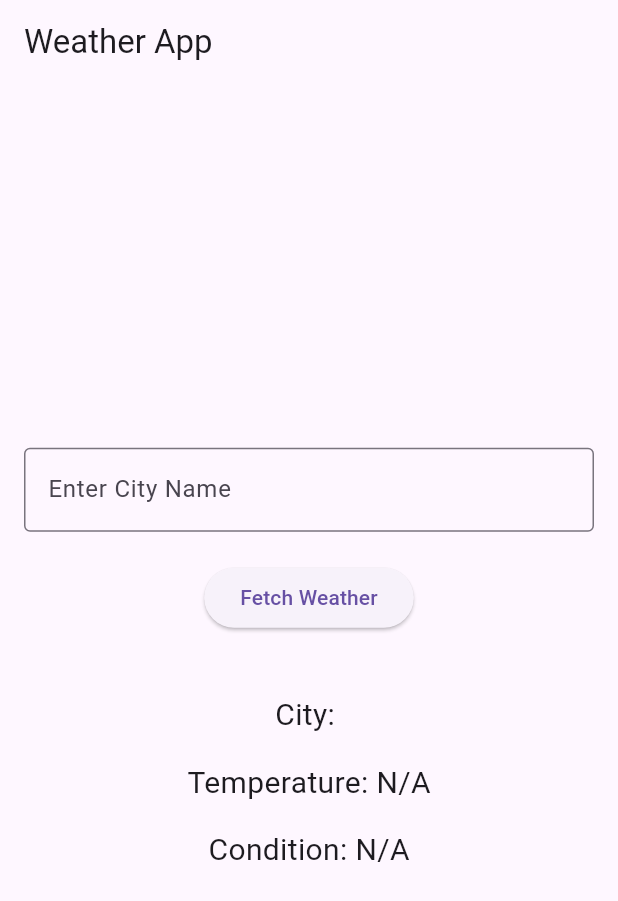
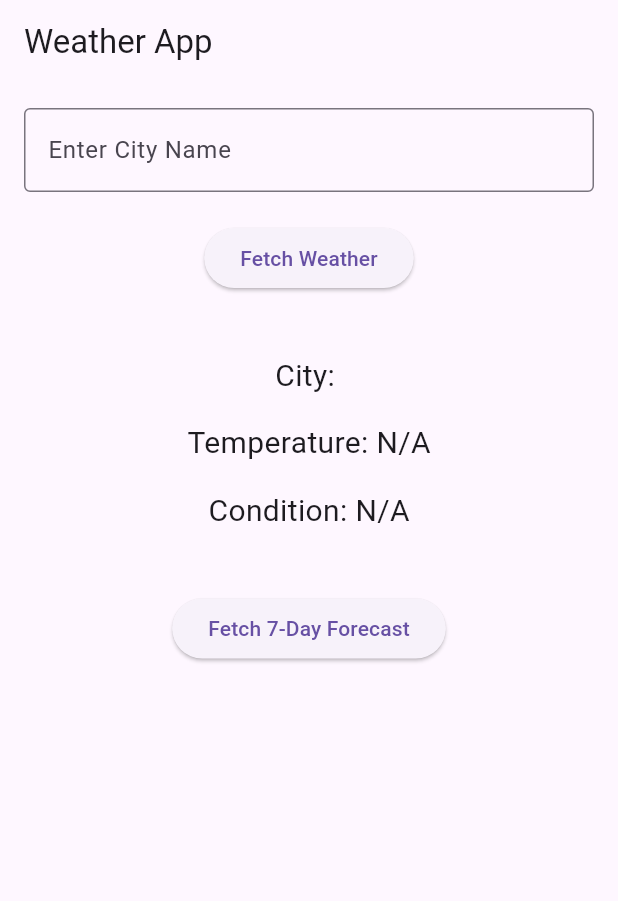
Before and after one commit to HamzaM959/weather_info_app, a Flutter app: the screen it shows after launch, on a phone screen of 412 x 824 dp. Shown: the top 901 px of the screen. Run offline on Flutter 3.47's test engine with Material 3 defaults, Android fonts, the phone set to English and light mode, and no system bars.

Commit message:
Implemented 7-day weather forecast feature

```diff
--- a/lib/main.dart
+++ b/lib/main.dart
@@ -17,19 +17,39 @@ class _WeatherAppState extends State<WeatherApp> {
   String cityName = '';
   String temperature = 'N/A';
   String weatherCondition = 'N/A';
+  List<Map<String, String>> sevenDayForecast = [];
 
   void _fetchWeather() {
     setState(() {
       cityName = _cityController.text;
 
       Random random = Random();
-      int temp = -30 + random.nextInt(116);
+      int temp = 15 + random.nextInt(16);
 
       List<String> conditions = ['Sunny', 'Cloudy', 'Rainy'];
       String condition = conditions[random.nextInt(3)];
 
       temperature = '$temp°F';
       weatherCondition = condition;
+    });
+  }
+
+  void _fetchSevenDayForecast() {
+    setState(() {
+      Random random = Random();
+      List<String> conditions = ['Sunny', 'Cloudy', 'Rainy'];
+
+      sevenDayForecast = List.generate(7, (index) {
+        int temp = -30 + random.nextInt(116);
+        String condition = conditions[random.nextInt(3)];
+        String day = 'Day ${index + 1}';
+
+        return {
+          'day': day,
+          'temperature': '$temp°F',
+          'condition': condition,
+        };
+      });
     });
   }
 
@@ -41,6 +61,7 @@ class _WeatherAppState extends State<WeatherApp> {
       ),
       body: Padding(
         padding: const EdgeInsets.all(16.0),
+        child: SingleChildScrollView(
           child: Column(
             mainAxisAlignment: MainAxisAlignment.center,
             children: <Widget>[
@@ -71,7 +92,35 @@ class _WeatherAppState extends State<WeatherApp> {
                 'Condition: $weatherCondition',
                 style: const TextStyle(fontSize: 20.0),
               ),
+              const SizedBox(height: 40.0),
+              ElevatedButton(
+                onPressed: _fetchSevenDayForecast,
+                child: const Text('Fetch 7-Day Forecast'),
+              ),
+              const SizedBox(height: 20.0),
+              if (sevenDayForecast.isNotEmpty)
+                Column(
+                  children: [
+                    const Text(
+                      '7-Day Weather Forecast:',
+                      style: TextStyle(fontSize: 24.0, fontWeight: FontWeight.bold),
+                    ),
+                    const SizedBox(height: 16.0),
+                    ...sevenDayForecast.map((dayForecast) {
+                      return Card(
+                        margin: const EdgeInsets.symmetric(vertical: 8.0),
+                        child: ListTile(
+                          title: Text(dayForecast['day']!),
+                          subtitle: Text(
+                            'Temperature: ${dayForecast['temperature']} \nCondition: ${dayForecast['condition']}',
+                          ),
+                        ),
+                      );
+                    }).toList(),
                   ],
+                ),
+            ],
+          ),
         ),
       ),
     );
```
Lines whose indentation alone changed are shown as unchanged.
